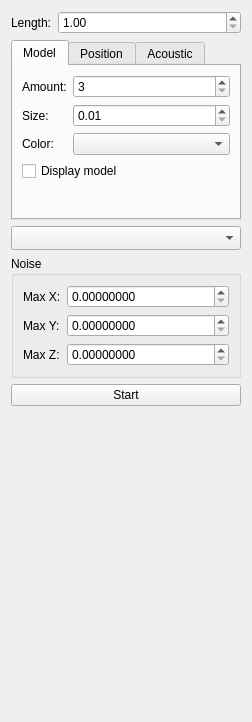
First picture: the form in controllPanel.ui, repository DimonPopov/PopovDS_9304_GraduateWork, before the edit.
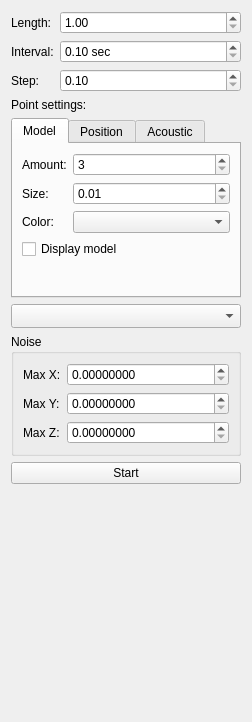
Second picture: the form after the edit. The open tabs and pages were chosen to show the change.

Commit message: rework model

The edit to the form file:
```diff
--- a/controllPanel.ui
+++ b/controllPanel.ui
@@ -28,7 +28,7 @@
      </property>
     </widget>
    </item>
-   <item row="1" column="0" colspan="2">
+   <item row="4" column="0" colspan="2">
     <widget class="QTabWidget" name="pointsSettingTab">
      <property name="sizePolicy">
       <sizepolicy hsizetype="Preferred" vsizetype="Preferred">
@@ -264,7 +264,7 @@
      </widget>
     </widget>
    </item>
-   <item row="2" column="0" colspan="2">
+   <item row="5" column="0" colspan="2">
     <widget class="QComboBox" name="interpolationCombo">
      <property name="sizeAdjustPolicy">
       <enum>QComboBox::AdjustToMinimumContentsLengthWithIcon</enum>
@@ -274,7 +274,7 @@
      </property>
     </widget>
    </item>
-   <item row="4" column="0" colspan="2">
+   <item row="7" column="0" colspan="2">
     <widget class="QGroupBox" name="noiseBox">
      <property name="title">
       <string>Noise</string>
@@ -334,13 +334,60 @@
      </layout>
     </widget>
    </item>
-   <item row="5" column="0" colspan="2">
+   <item row="8" column="0" colspan="2">
     <widget class="QPushButton" name="startStopButton">
      <property name="text">
       <string>Start</string>
      </property>
     </widget>
    </item>
+   <item row="1" column="0">
+    <widget class="QLabel" name="label_6">
+     <property name="text">
+      <string>Interval:</string>
+     </property>
+    </widget>
+   </item>
+   <item row="1" column="1">
+    <widget class="QDoubleSpinBox" name="intervalModelUpdateSpin">
+     <property name="suffix">
+      <string> sec</string>
+     </property>
+     <property name="minimum">
+      <double>0.100000000000000</double>
+     </property>
+     <property name="singleStep">
+      <double>0.100000000000000</double>
+     </property>
+    </widget>
+   </item>
+   <item row="2" column="0">
+    <widget class="QLabel" name="label_15">
+     <property name="text">
+      <string>Step:</string>
+     </property>
+    </widget>
+   </item>
+   <item row="2" column="1">
+    <widget class="QDoubleSpinBox" name="stepModelUpdateSpin">
+     <property name="minimum">
+      <double>0.100000000000000</double>
+     </property>
+     <property name="singleStep">
+      <double>0.100000000000000</double>
+     </property>
+    </widget>
+   </item>
+   <item row="3" column="0" colspan="2">
+    <widget class="QLabel" name="label_16">
+     <property name="text">
+      <string>Point settings:</string>
+     </property>
+     <property name="alignment">
+      <set>Qt::AlignLeading|Qt::AlignLeft|Qt::AlignVCenter</set>
+     </property>
+    </widget>
+   </item>
   </layout>
  </widget>
  <resources/>
```
Left out of the diff: 2 changed lines with no effect on the pictures. The commit also changes 10 other files.
